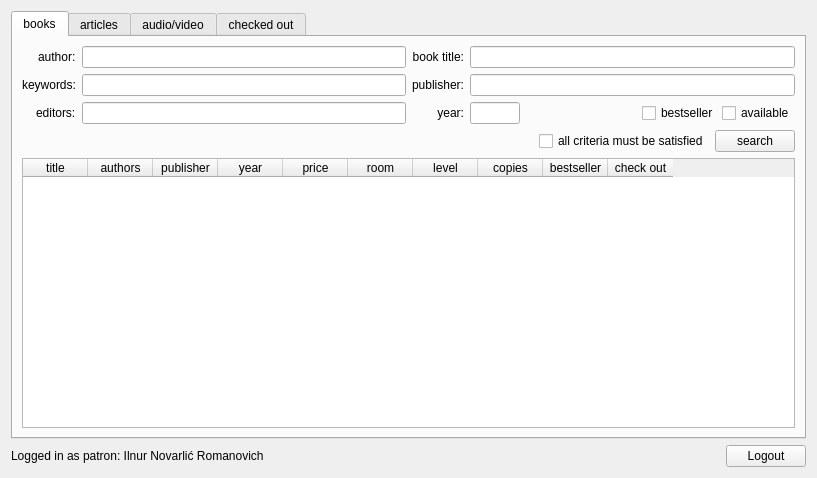
Before: the Qt Designer form patron.ui in Louie-ru/LMS-INNO, drawn with Qt 5.
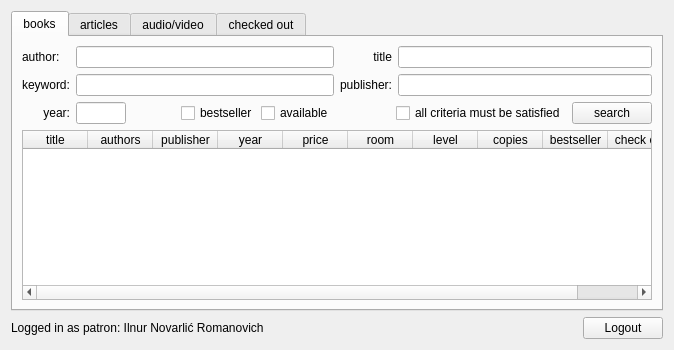
After: the same form once the commit is applied. The open tabs and pages were chosen to show the change.

Commit message: search book enhanced

The edit to the form file:
```diff
--- a/patron.ui
+++ b/patron.ui
@@ -6,8 +6,8 @@
    <rect>
     <x>0</x>
     <y>0</y>
-    <width>817</width>
-    <height>478</height>
+    <width>674</width>
+    <height>350</height>
    </rect>
   </property>
   <property name="windowTitle">
@@ -17,102 +17,30 @@
    <item>
     <widget class="QTabWidget" name="tabWidget">
      <property name="currentIndex">
-      <number>0</number>
+      <number>2</number>
      </property>
      <widget class="QWidget" name="tab_books">
       <attribute name="title">
        <string>books</string>
       </attribute>
-      <layout class="QVBoxLayout" name="verticalLayout_5">
+      <layout class="QVBoxLayout" name="verticalLayout_12">
        <item>
         <layout class="QHBoxLayout" name="horizontalLayout_4">
          <item>
-          <layout class="QFormLayout" name="formLayout">
-           <property name="labelAlignment">
-            <set>Qt::AlignRight|Qt::AlignTrailing|Qt::AlignVCenter</set>
-           </property>
-           <item row="0" column="0">
+          <layout class="QHBoxLayout" name="horizontalLayout">
+           <item>
+            <layout class="QVBoxLayout" name="verticalLayout_3">
+             <item>
             <widget class="QLabel" name="label_16">
              <property name="text">
               <string>author:</string>
              </property>
             </widget>
            </item>
-           <item row="0" column="1">
-            <widget class="QLineEdit" name="line_authors_books">
-             <property name="sizePolicy">
-              <sizepolicy hsizetype="Minimum" vsizetype="Fixed">
-               <horstretch>0</horstretch>
-               <verstretch>0</verstretch>
-              </sizepolicy>
-             </property>
-             <property name="minimumSize">
-              <size>
-               <width>236</width>
-               <height>0</height>
-              </size>
-             </property>
-            </widget>
-           </item>
-           <item row="1" column="0">
+             <item>
             <widget class="QLabel" name="label_12">
              <property name="text">
-              <string>keywords:</string>
-             </property>
-            </widget>
-           </item>
-           <item row="1" column="1">
-            <widget class="QLineEdit" name="line_keywords_books">
-             <property name="minimumSize">
-              <size>
-               <width>236</width>
-               <height>0</height>
-              </size>
-             </property>
-            </widget>
-           </item>
-           <item row="2" column="0">
-            <widget class="QLabel" name="label_15">
-             <property name="text">
-              <string>editors:</string>
-             </property>
-            </widget>
-           </item>
-           <item row="2" column="1">
-            <widget class="QLineEdit" name="line_editors_books">
-             <property name="minimumSize">
-              <size>
-               <width>236</width>
-               <height>0</height>
-              </size>
-             </property>
-            </widget>
-           </item>
-          </layout>
-         </item>
-         <item>
-          <layout class="QVBoxLayout" name="verticalLayout_4">
-           <item>
-            <layout class="QHBoxLayout" name="horizontalLayout">
-             <item>
-              <layout class="QVBoxLayout" name="verticalLayout_2">
-               <item>
-                <widget class="QLabel" name="label_17">
-                 <property name="text">
-                  <string>book title:</string>
-                 </property>
-                 <property name="alignment">
-                  <set>Qt::AlignRight|Qt::AlignTrailing|Qt::AlignVCenter</set>
-                 </property>
-                </widget>
-               </item>
-               <item>
-                <widget class="QLabel" name="label_14">
-                 <property name="text">
-                  <string>publisher:</string>
-                 </property>
-                 <property name="alignment">
-                  <set>Qt::AlignRight|Qt::AlignTrailing|Qt::AlignVCenter</set>
+                <string>keyword:</string>
                  </property>
                 </widget>
                </item>
@@ -129,12 +57,32 @@
               </layout>
              </item>
              <item>
-              <layout class="QVBoxLayout" name="verticalLayout_3">
+            <layout class="QVBoxLayout" name="verticalLayout_4">
                <item>
-                <widget class="QLineEdit" name="line_title_books"/>
+              <widget class="QLineEdit" name="line_authors_books">
+               <property name="sizePolicy">
+                <sizepolicy hsizetype="Minimum" vsizetype="Fixed">
+                 <horstretch>0</horstretch>
+                 <verstretch>0</verstretch>
+                </sizepolicy>
+               </property>
+               <property name="minimumSize">
+                <size>
+                 <width>236</width>
+                 <height>0</height>
+                </size>
+               </property>
+              </widget>
                </item>
                <item>
-                <widget class="QLineEdit" name="line_publisher_books"/>
+              <widget class="QLineEdit" name="line_keywords_books">
+               <property name="minimumSize">
+                <size>
+                 <width>236</width>
+                 <height>0</height>
+                </size>
+               </property>
+              </widget>
                </item>
                <item>
                 <layout class="QHBoxLayout" name="horizontalLayout_2">
@@ -213,6 +161,41 @@
             </layout>
            </item>
            <item>
+          <layout class="QVBoxLayout" name="verticalLayout_2">
+           <item>
+            <layout class="QFormLayout" name="formLayout_5">
+             <property name="labelAlignment">
+              <set>Qt::AlignRight|Qt::AlignTrailing|Qt::AlignVCenter</set>
+             </property>
+             <item row="0" column="0">
+              <widget class="QLabel" name="label_17">
+               <property name="text">
+                <string>title</string>
+               </property>
+               <property name="alignment">
+                <set>Qt::AlignRight|Qt::AlignTrailing|Qt::AlignVCenter</set>
+               </property>
+              </widget>
+             </item>
+             <item row="0" column="1">
+              <widget class="QLineEdit" name="line_title_books"/>
+             </item>
+             <item row="1" column="0">
+              <widget class="QLabel" name="label_14">
+               <property name="text">
+                <string>publisher:</string>
+               </property>
+               <property name="alignment">
+                <set>Qt::AlignRight|Qt::AlignTrailing|Qt::AlignVCenter</set>
+               </property>
+              </widget>
+             </item>
+             <item row="1" column="1">
+              <widget class="QLineEdit" name="line_publisher_books"/>
+             </item>
+            </layout>
+           </item>
+           <item>
             <layout class="QHBoxLayout" name="horizontalLayout_3">
              <item>
               <spacer name="horizontalSpacer_3">
@@ -371,7 +354,7 @@
            <item row="1" column="0">
             <widget class="QLabel" name="label_10">
              <property name="text">
-              <string>keywords:</string>
+              <string>keyword:</string>
              </property>
             </widget>
            </item>
@@ -723,11 +706,16 @@
       <attribute name="title">
        <string>audio/video</string>
       </attribute>
-      <layout class="QVBoxLayout" name="verticalLayout_12">
+      <layout class="QVBoxLayout" name="verticalLayout_11">
        <item>
         <layout class="QHBoxLayout" name="horizontalLayout_14">
          <item>
+          <layout class="QVBoxLayout" name="verticalLayout_5">
+           <item>
           <layout class="QFormLayout" name="formLayout_3">
+             <property name="fieldGrowthPolicy">
+              <enum>QFormLayout::AllNonFixedFieldsGrow</enum>
+             </property>
            <item row="0" column="0">
             <widget class="QLabel" name="label_24">
              <property name="text">
@@ -741,27 +729,41 @@
            <item row="1" column="0">
             <widget class="QLabel" name="label_21">
              <property name="text">
-              <string>keywords:</string>
+                <string>keyword:</string>
              </property>
             </widget>
            </item>
            <item row="1" column="1">
             <widget class="QLineEdit" name="line_keywords_va"/>
            </item>
-           <item row="2" column="0">
-            <widget class="QLabel" name="label_20">
+            </layout>
+           </item>
+           <item>
+            <layout class="QHBoxLayout" name="horizontalLayout_13">
+             <item>
+              <widget class="QCheckBox" name="checkbox_available_va">
              <property name="text">
-              <string>editors:</string>
+                <string>available</string>
              </property>
             </widget>
            </item>
-           <item row="2" column="1">
-            <widget class="QLineEdit" name="line_editors_va"/>
-           </item>
-          </layout>
-         </item>
          <item>
-          <layout class="QVBoxLayout" name="verticalLayout_11">
+              <spacer name="horizontalSpacer_6">
+               <property name="orientation">
+                <enum>Qt::Horizontal</enum>
+               </property>
+               <property name="sizeHint" stdset="0">
+                <size>
+                 <width>40</width>
+                 <height>20</height>
+                </size>
+               </property>
+              </spacer>
+             </item>
+            </layout>
+           </item>
+          </layout>
+         </item>
            <item>
             <layout class="QVBoxLayout" name="verticalLayout_10">
              <item>
@@ -789,32 +791,6 @@
               </layout>
              </item>
              <item>
-              <layout class="QHBoxLayout" name="horizontalLayout_13">
-               <item>
-                <spacer name="horizontalSpacer_6">
-                 <property name="orientation">
-                  <enum>Qt::Horizontal</enum>
-                 </property>
-                 <property name="sizeHint" stdset="0">
-                  <size>
-                   <width>40</width>
-                   <height>20</height>
-                  </size>
-                 </property>
-                </spacer>
-               </item>
-               <item>
-                <widget class="QCheckBox" name="checkbox_available_va">
-                 <property name="text">
-                  <string>available</string>
-                 </property>
-                </widget>
-               </item>
-              </layout>
-             </item>
-            </layout>
-           </item>
-           <item>
             <layout class="QHBoxLayout" name="horizontalLayout_12">
              <item>
               <widget class="QCheckBox" name="checkbox_criteria_va">
@@ -917,8 +893,8 @@
            <rect>
             <x>0</x>
             <y>0</y>
-            <width>775</width>
-            <height>304</height>
+            <width>818</width>
+            <height>300</height>
            </rect>
           </property>
           <attribute name="label">
```
Lines whose indentation alone changed are shown as unchanged. The commit also changes 2 other files.
